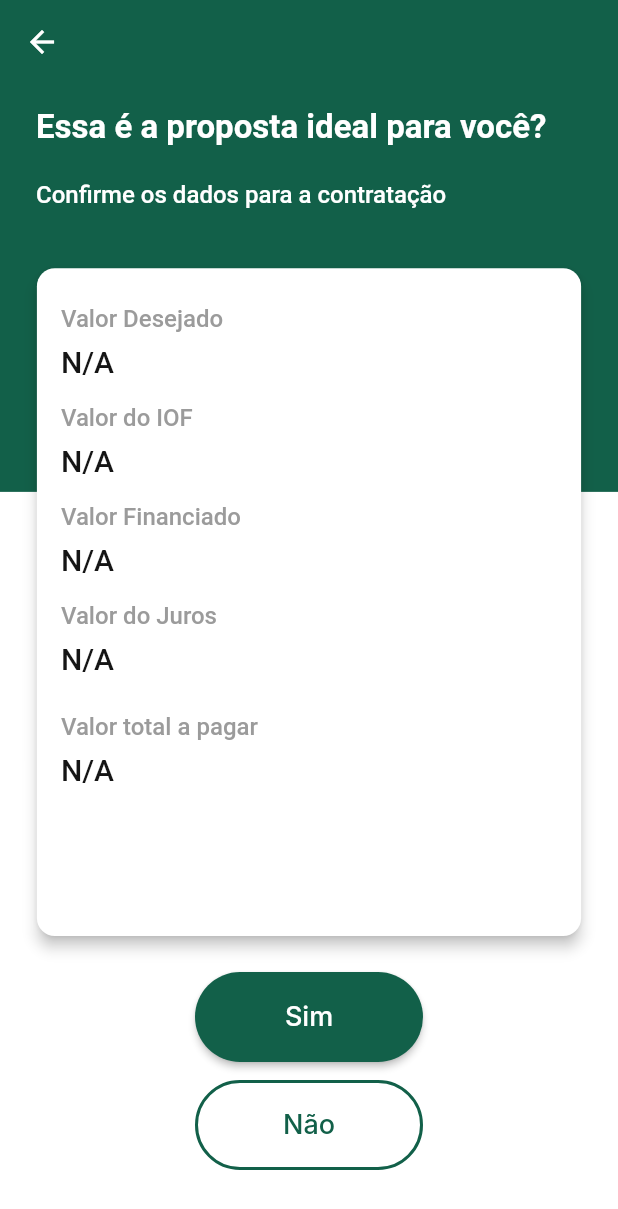
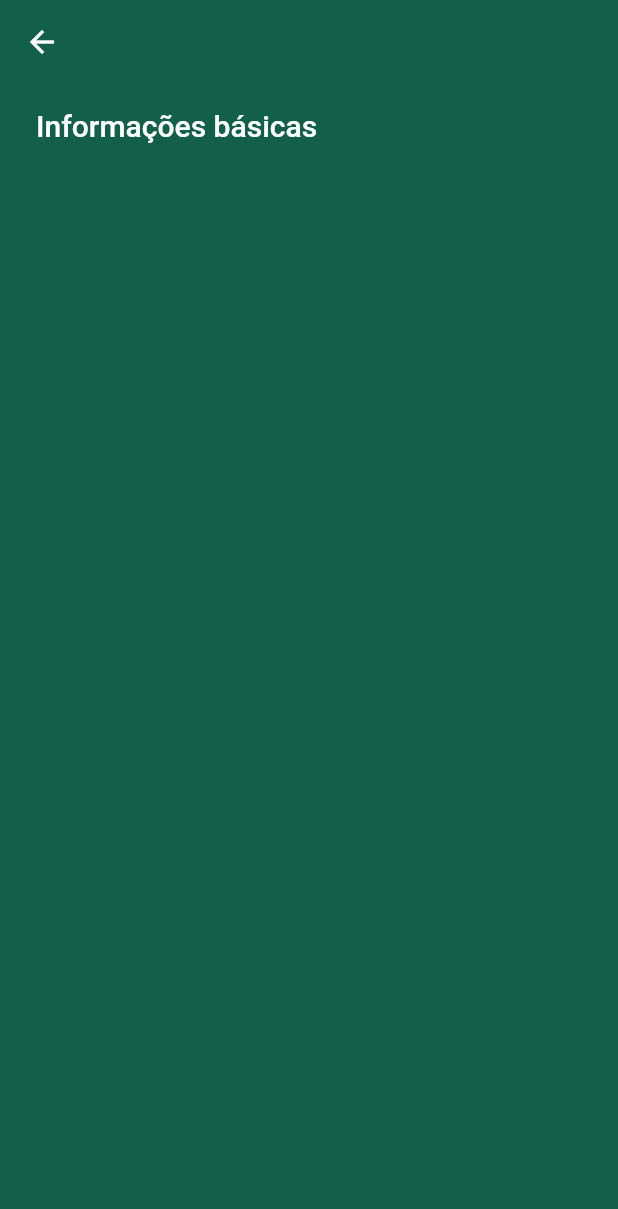
Before and after one commit to guilchvs/passaqui, a Flutter app: the HireValueScreen screen opened by its route, after a tap on "Sim", on a phone screen of 412 x 824 dp. Shown: the top 1209 px of the screen. Run offline on Flutter 3.47's test engine with Material 3 defaults, Android fonts, the phone set to English and light mode, and no system bars; our stand-ins replace firebase_core, firebase_crashlytics, flutter_svg, get_it, google_fonts, mask_text_input_formatter and 2 more; accounts and stored records are empty.

Commit message:
feat: add navigation to confirme cpf screen

```diff
--- a/lib/src/core/navigation/navigation_handler.dart
+++ b/lib/src/core/navigation/navigation_handler.dart
@@ -106,6 +106,7 @@ import 'package:passaqui/src/modules/home/home_page.dart';
 import 'package:passaqui/src/modules/welcome/welcome_screen.dart';
 import 'package:passaqui/src/modules/withdraw/steps/withdraw_step_screen.dart';
 import 'package:passaqui/src/modules/withdraw/welcome/withdraw_welcome_screen.dart';
+import 'package:passaqui/src/modules/hire/confirmCpf/confirm_cpf_screen.dart';
 
 class NavigationHandler {
   final GlobalKey<NavigatorState> _globalKey = GlobalKey();
@@ -158,7 +159,7 @@ class NavigationHandler {
           builder: (context) => const HireCpfScreen(),
         );
       case HireInstallmentScreen.route:
-        final args = settings.arguments as Map<String, dynamic>?;
+        final args = settings.arguments as Map<String, String>?;
         return MaterialPageRoute(
           builder: (context) => HireInstallmentScreen(
             cpf: args?['cpf'],
@@ -166,9 +167,18 @@ class NavigationHandler {
         );
       case HireValueScreen.route:
         final args = settings.arguments as Map<String, dynamic>?;
+        final String? cpf = args?['cpf'] as String?;
         return MaterialPageRoute(
           builder: (context) => HireValueScreen(
-            jsonResponse: args?['jsonResponse'],
+            jsonResponse: args?['jsonResponse'] as Map<String, dynamic>?,
+            cpf : cpf ?? '',
+          ),
+        );
+      case HireConfirmCpfScreen.route:
+        final args = settings.arguments as Map<String, String>?;
+        return MaterialPageRoute(
+          builder: (context) => HireConfirmCpfScreen(
+            cpf: args?['cpf'],
           ),
         );
     }
--- /dev/null
+++ b/lib/src/modules/hire/confirmCpf/confirm_cpf_screen.dart
@@ -0,0 +1,54 @@
+import 'package:flutter/material.dart';
+import 'package:flutter_svg/flutter_svg.dart';
+import 'package:google_fonts/google_fonts.dart';
+import 'package:passaqui/src/core/app_theme.dart';
+import 'package:passaqui/src/core/di/service_locator.dart';
+import 'package:passaqui/src/core/navigation/navigation_handler.dart';
+import 'package:passaqui/src/modules/home/home_page.dart';
+import 'package:passaqui/src/modules/withdraw/welcome/withdraw_welcome_screen.dart';
+import 'package:passaqui/src/shared/widget/appbar.dart';
+import 'package:passaqui/src/shared/widget/button.dart';
+import 'package:passaqui/src/shared/widget/text_button.dart';
+import 'package:smooth_page_indicator/smooth_page_indicator.dart';
+
+class HireConfirmCpfScreen extends StatefulWidget {
+  static const String route = "/hire-confirm-cpf";
+  final String? cpf;
+
+  const HireConfirmCpfScreen({Key? key, this.cpf}) : super(key: key);
+
+  @override
+  State<HireConfirmCpfScreen> createState() => _HireConfirmCpfScreenState();
+}
+
+class _HireConfirmCpfScreenState extends State<HireConfirmCpfScreen> {
+
+  @override
+  void initState() {
+    super.initState();
+    print('CPF: ${widget.cpf}');
+  }
+
+  @override
+  Widget build(BuildContext context) {
+    return Scaffold(
+      appBar: const PassaquiAppBar(showLogo: false, showBackButton: true,),
+      backgroundColor: Color.fromRGBO(18, 96, 73, 1),
+      body: Stack(
+        children: [
+          Padding(
+            padding: const EdgeInsets.only(left: 24.0, top: 16),
+            child: Text(
+              'Informações básicas',
+              style: GoogleFonts.roboto(
+                color: Colors.white,
+                fontSize: 20,
+                fontWeight: FontWeight.w500,
+              ),
+            ),
+          ),
+        ],
+      ),
+    );
+  }
+}
--- a/lib/src/modules/hire/installment/hire_installment_screen.dart
+++ b/lib/src/modules/hire/installment/hire_installment_screen.dart
@@ -305,7 +305,7 @@ class _HireInstallmentScreenState extends State<HireInstallmentScreen> {
                                   if (_jsonResponse != null) {
                                     DIService().inject<NavigationHandler>().navigate(
                                       HireValueScreen.route,
-                                      arguments: {'jsonResponse': _jsonResponse},
+                                      arguments: {'jsonResponse': _jsonResponse, 'cpf': widget.cpf},
                                     );
                                   } else {
                                     print('No JSON response available');
--- a/lib/src/modules/hire/value/hire_value_screen.dart
+++ b/lib/src/modules/hire/value/hire_value_screen.dart
@@ -1,14 +1,18 @@
 import 'package:flutter/material.dart';
 import 'package:google_fonts/google_fonts.dart';
+import 'package:passaqui/src/modules/hire/confirmCpf/confirm_cpf_screen.dart';
 import 'package:passaqui/src/shared/widget/appbar.dart';
 
+import '../../../core/di/service_locator.dart';
+import '../../../core/navigation/navigation_handler.dart';
 import '../../../shared/widget/button.dart'; // Import your PassaquiButton widget
 
 class HireValueScreen extends StatefulWidget {
   static const String route = "/hire-value";
   final Map<String, dynamic>? jsonResponse; // Accept jsonResponse as argument
+  final String cpf; // Accept jsonResponse as argument
 
-  const HireValueScreen({Key? key, this.jsonResponse}) : super(key: key);
+  const HireValueScreen({Key? key, this.jsonResponse, required this.cpf}) : super(key: key);
 
   @override
   State<HireValueScreen> createState() => _HireValueScreenState();
@@ -120,7 +124,10 @@ class _HireValueScreenState extends State<HireValueScreen> {
                   style: PassaquiButtonStyle.primary,
                   centerText: true,
                   onTap: () {
-                    // Handle 'Sim' button tap
+                    DIService().inject<NavigationHandler>().navigate(
+                      HireConfirmCpfScreen.route,
+                      arguments: {'cpf': widget.cpf},
+                    );
                   },
                 ),
                 SizedBox(height: 12),
```
